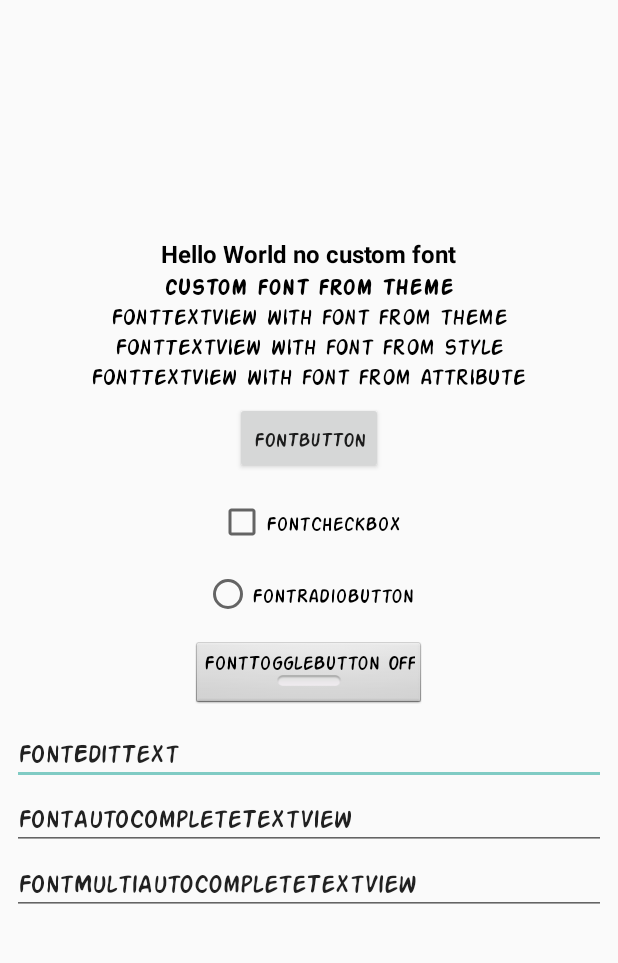
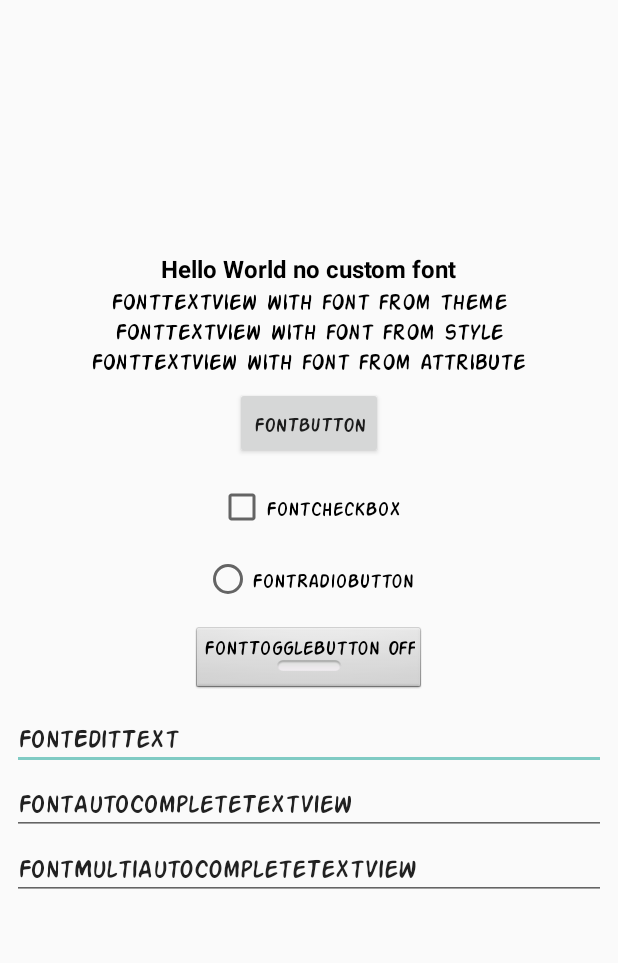
Before and after one commit to Pixplicity/letterpress, an Android app: the screen it shows after launch (MainActivity), on a phone screen of 412 x 824 dp, the part 84-1047 px from its top. Run offline under Robolectric (Android 15) with nearby library versions, the phone set to English and light mode, and no system bars.

Commit message:
some small changes

```diff
--- a/app/src/main/res/layout/main_activity.xml
+++ b/app/src/main/res/layout/main_activity.xml
@@ -10,8 +10,7 @@
     <android.support.v7.widget.Toolbar
         android:id="@+id/toolbar"
         android:layout_width="match_parent"
-        android:layout_height="wrap_content"
-        app:elevation="4dp">
+        android:layout_height="wrap_content">
 
         <com.pixplicity.fontview.FontTextView
             android:id="@+id/toolbar_title"
@@ -33,17 +32,12 @@
             android:gravity="center"
             android:orientation="vertical"
             android:padding="8dp">
-        <TextView
-            android:layout_width="wrap_content"
-            android:layout_height="wrap_content"
-            android:textStyle="bold"
-            android:text="Hello World no custom font" />
 
-        <com.pixplicity.fontview.FontTextView
-            android:layout_width="wrap_content"
-            android:layout_height="wrap_content"
-            android:textStyle="bold"
-            android:text="custom font from theme" />
+            <TextView
+                android:layout_width="wrap_content"
+                android:layout_height="wrap_content"
+                android:text="Hello World no custom font"
+                android:textStyle="bold"/>
 
             <com.pixplicity.fontview.FontAppCompatTextView
                 android:layout_width="wrap_content"
--- a/library/src/main/java/com/pixplicity/fontview/FontAppCompatAutoCompleteTextView.java
+++ b/library/src/main/java/com/pixplicity/fontview/FontAppCompatAutoCompleteTextView.java
@@ -30,7 +30,7 @@ public class FontAppCompatAutoCompleteTextView extends AppCompatAutoCompleteText
     }
 
     private void setCustomTypeface(AttributeSet attrs, int defStyle) {
-        final Typeface tf = FontUtil.getTypeface(this, attrs, defStyle);
+        final Typeface tf = FontUtil.getTypeface(getContext(), attrs, defStyle);
         setCustomTypeface(tf);
     }
     private void setCustomTypeface(Typeface tf) {
--- a/library/src/main/java/com/pixplicity/fontview/FontAppCompatButton.java
+++ b/library/src/main/java/com/pixplicity/fontview/FontAppCompatButton.java
@@ -29,7 +29,7 @@ public class FontAppCompatButton extends AppCompatButton {
     }
 
     private void setCustomTypeface(AttributeSet attrs, int defStyle) {
-        final Typeface tf = FontUtil.getTypeface(this, attrs, defStyle);
+        final Typeface tf = FontUtil.getTypeface(getContext(), attrs, defStyle);
         setCustomTypeface(tf);
     }
 
--- a/library/src/main/java/com/pixplicity/fontview/FontAppCompatCheckBox.java
+++ b/library/src/main/java/com/pixplicity/fontview/FontAppCompatCheckBox.java
@@ -30,7 +30,7 @@ public class FontAppCompatCheckBox extends AppCompatCheckBox {
     }
 
     private void setCustomTypeface(AttributeSet attrs, int defStyle) {
-        final Typeface tf = FontUtil.getTypeface(this, attrs, defStyle);
+        final Typeface tf = FontUtil.getTypeface(getContext(), attrs, defStyle);
         setCustomTypeface(tf);
     }
 
--- a/library/src/main/java/com/pixplicity/fontview/FontAppCompatCheckedTextView.java
+++ b/library/src/main/java/com/pixplicity/fontview/FontAppCompatCheckedTextView.java
@@ -37,7 +37,7 @@ public class FontAppCompatCheckedTextView extends AppCompatCheckedTextView {
     }
 
     private void setCustomTypeface(AttributeSet attrs, int defStyle) {
-        final Typeface tf = FontUtil.getTypeface(this, attrs, defStyle);
+        final Typeface tf = FontUtil.getTypeface(getContext(), attrs, defStyle);
         setCustomTypeface(tf);
     }
 
--- a/library/src/main/java/com/pixplicity/fontview/FontAppCompatEditText.java
+++ b/library/src/main/java/com/pixplicity/fontview/FontAppCompatEditText.java
@@ -29,7 +29,7 @@ public class FontAppCompatEditText extends AppCompatEditText {
     }
 
     private void setCustomTypeface(AttributeSet attrs, int defStyle) {
-        final Typeface tf = FontUtil.getTypeface(this, attrs, defStyle);
+        final Typeface tf = FontUtil.getTypeface(getContext(), attrs, defStyle);
         setCustomTypeface(tf);
     }
 
--- a/library/src/main/java/com/pixplicity/fontview/FontAppCompatMultiAutoCompleteTextView.java
+++ b/library/src/main/java/com/pixplicity/fontview/FontAppCompatMultiAutoCompleteTextView.java
@@ -30,7 +30,7 @@ public class FontAppCompatMultiAutoCompleteTextView extends AppCompatMultiAutoCo
     }
 
     private void setCustomTypeface(AttributeSet attrs, int defStyle) {
-        final Typeface tf = FontUtil.getTypeface(this, attrs, defStyle);
+        final Typeface tf = FontUtil.getTypeface(getContext(), attrs, defStyle);
         setCustomTypeface(tf);
     }
 
--- a/library/src/main/java/com/pixplicity/fontview/FontAppCompatRadioButton.java
+++ b/library/src/main/java/com/pixplicity/fontview/FontAppCompatRadioButton.java
@@ -29,7 +29,7 @@ public class FontAppCompatRadioButton extends AppCompatRadioButton {
     }
 
     private void setCustomTypeface(AttributeSet attrs, int defStyle) {
-        final Typeface tf = FontUtil.getTypeface(this, attrs, defStyle);
+        final Typeface tf = FontUtil.getTypeface(getContext(), attrs, defStyle);
         setCustomTypeface(tf);
     }
 
--- a/library/src/main/java/com/pixplicity/fontview/FontAppCompatTextView.java
+++ b/library/src/main/java/com/pixplicity/fontview/FontAppCompatTextView.java
@@ -30,7 +30,7 @@ public class FontAppCompatTextView extends AppCompatTextView {
     }
 
     private void setCustomTypeface(AttributeSet attrs, int defStyle) {
-        final Typeface tf = FontUtil.getTypeface(this, attrs, defStyle);
+        final Typeface tf = FontUtil.getTypeface(getContext(), attrs, defStyle);
         setCustomTypeface(tf);
     }
 
--- a/library/src/main/java/com/pixplicity/fontview/FontAutoCompleteTextView.java
+++ b/library/src/main/java/com/pixplicity/fontview/FontAutoCompleteTextView.java
@@ -42,7 +42,7 @@ public class FontAutoCompleteTextView extends AutoCompleteTextView {
     }
 
     private void setCustomTypeface(AttributeSet attrs, int defStyle) {
-        final Typeface tf = FontUtil.getTypeface(this, attrs, defStyle);
+        final Typeface tf = FontUtil.getTypeface(getContext(), attrs, defStyle);
         setCustomTypeface(tf);
     }
 
--- a/library/src/main/java/com/pixplicity/fontview/FontButton.java
+++ b/library/src/main/java/com/pixplicity/fontview/FontButton.java
@@ -13,7 +13,7 @@ import com.pixplicity.fontview.utils.FontUtil;
 /**
  * Extension of {@link Button} to cope with custom typefaces. Specify the desired
  * font using the
- * {@code font="myfont.ttf"} attribute, or specify it directly using {@link #setFont(String)}.
+ * {@code font="myfont.ttf"} attribute, or specify it directly using {@link #setCustomTypeface(String)}.
  * <p>
  * Typeface management is regulated through {@link FontUtil}.
  * </p>
@@ -43,7 +43,7 @@ public class FontButton extends Button {
     }
 
     private void setCustomTypeface(AttributeSet attrs, int defStyle) {
-        final Typeface tf = FontUtil.getTypeface(this, attrs, defStyle);
+        final Typeface tf = FontUtil.getTypeface(getContext(), attrs, defStyle);
         setCustomTypeface(tf);
     }
 
--- a/library/src/main/java/com/pixplicity/fontview/FontCheckBox.java
+++ b/library/src/main/java/com/pixplicity/fontview/FontCheckBox.java
@@ -13,7 +13,7 @@ import com.pixplicity.fontview.utils.FontUtil;
 /**
  * Extension of {@link CheckBox} to cope with custom typefaces. Specify the desired
  * font using the
- * {@code font="myfont.ttf"} attribute, or specify it directly using {@link #setFont(String)}.
+ * {@code font="myfont.ttf"} attribute, or specify it directly using {@link #setCustomTypeface(String)}.
  * <p>
  * Typeface management is regulated through {@link FontUtil}.
  * </p>
@@ -43,7 +43,7 @@ public class FontCheckBox extends CheckBox {
     }
 
     private void setCustomTypeface(AttributeSet attrs, int defStyle) {
-        final Typeface tf = FontUtil.getTypeface(this, attrs, defStyle);
+        final Typeface tf = FontUtil.getTypeface(getContext(), attrs, defStyle);
         setCustomTypeface(tf);
     }
 
--- a/library/src/main/java/com/pixplicity/fontview/FontCheckedTextView.java
+++ b/library/src/main/java/com/pixplicity/fontview/FontCheckedTextView.java
@@ -12,7 +12,7 @@ import com.pixplicity.fontview.utils.FontUtil;
 
 /**
  * Extension of {@link CheckedTextView} to cope with custom typefaces. Specify the desired font using the
- * {@code font="myfont.ttf"} attribute, or specify it directly using {@link #setFont(String)}.
+ * {@code font="myfont.ttf"} attribute, or specify it directly using {@link #setCustomTypeface(String)}.
  * <p>
  * Typeface management is regulated through {@link FontUtil}.
  * </p>
@@ -42,7 +42,7 @@ public class FontCheckedTextView extends CheckedTextView {
     }
 
     private void setCustomTypeface(AttributeSet attrs, int defStyle) {
-        final Typeface tf = FontUtil.getTypeface(this, attrs, defStyle);
+        final Typeface tf = FontUtil.getTypeface(getContext(), attrs, defStyle);
         setCustomTypeface(tf);
     }
 
--- a/library/src/main/java/com/pixplicity/fontview/FontCompoundButton.java
+++ b/library/src/main/java/com/pixplicity/fontview/FontCompoundButton.java
@@ -25,7 +25,7 @@ public class FontCompoundButton extends CompoundButton {
     }
 
     private void setCustomFont(AttributeSet attrs, int defStyle) {
-        FontUtil.getTypeface(this, attrs, defStyle);
+        FontUtil.getTypeface(getContext(), attrs, defStyle);
     }
 
     public void setCustomTypeface(String font) {
@@ -34,7 +34,7 @@ public class FontCompoundButton extends CompoundButton {
     }
 
     private void setCustomTypeface(AttributeSet attrs, int defStyle) {
-        final Typeface tf = FontUtil.getTypeface(this, attrs, defStyle);
+        final Typeface tf = FontUtil.getTypeface(getContext(), attrs, defStyle);
         setCustomTypeface(tf);
     }
 
--- a/library/src/main/java/com/pixplicity/fontview/FontEditText.java
+++ b/library/src/main/java/com/pixplicity/fontview/FontEditText.java
@@ -12,7 +12,7 @@ import com.pixplicity.fontview.utils.FontUtil;
 /**
  * Extension of {@link EditText} to cope with custom typefaces. Specify the desired
  * font using the
- * {@code font="myfont.ttf"} attribute, or specify it directly using {@link #setFont(String)}.
+ * {@code font="myfont.ttf"} attribute, or specify it directly using {@link #setCustomTypeface(String)}.
  * <p>
  * Typeface management is regulated through {@link FontUtil}.
  * </p>
@@ -42,7 +42,7 @@ public class FontEditText extends EditText {
     }
 
     private void setCustomTypeface(AttributeSet attrs, int defStyle) {
-        final Typeface tf = FontUtil.getTypeface(this, attrs, defStyle);
+        final Typeface tf = FontUtil.getTypeface(getContext(), attrs, defStyle);
         setCustomTypeface(tf);
     }
 
--- a/library/src/main/java/com/pixplicity/fontview/FontMultiAutoCompleteTextView.java
+++ b/library/src/main/java/com/pixplicity/fontview/FontMultiAutoCompleteTextView.java
@@ -30,7 +30,7 @@ public class FontMultiAutoCompleteTextView extends MultiAutoCompleteTextView {
     }
 
     private void setCustomTypeface(AttributeSet attrs, int defStyle) {
-        final Typeface tf = FontUtil.getTypeface(this, attrs, defStyle);
+        final Typeface tf = FontUtil.getTypeface(getContext(), attrs, defStyle);
         setCustomTypeface(tf);
     }
 
--- a/library/src/main/java/com/pixplicity/fontview/FontRadioButton.java
+++ b/library/src/main/java/com/pixplicity/fontview/FontRadioButton.java
@@ -12,7 +12,7 @@ import com.pixplicity.fontview.utils.FontUtil;
 /**
  * Extension of {@link android.widget.CheckBox} to cope with custom typefaces. Specify the desired
  * font using the
- * {@code font="myfont.ttf"} attribute, or specify it directly using {@link #setFont(String)}.
+ * {@code font="myfont.ttf"} attribute, or specify it directly using {@link #setCustomTypeface(String)}.
  * <p>
  * Typeface management is regulated through {@link FontUtil}.
  * </p>
@@ -42,7 +42,7 @@ public class FontRadioButton extends RadioButton {
     }
 
     private void setCustomTypeface(AttributeSet attrs, int defStyle) {
-        final Typeface tf = FontUtil.getTypeface(this, attrs, defStyle);
+        final Typeface tf = FontUtil.getTypeface(getContext(), attrs, defStyle);
         setCustomTypeface(tf);
     }
 
--- a/library/src/main/java/com/pixplicity/fontview/FontTextView.java
+++ b/library/src/main/java/com/pixplicity/fontview/FontTextView.java
@@ -41,7 +41,7 @@ public class FontTextView extends TextView {
     }
 
     private void setCustomTypeface(AttributeSet attrs, int defStyle) {
-        final Typeface tf = FontUtil.getTypeface(this, attrs, defStyle);
+        final Typeface tf = FontUtil.getTypeface(getContext(), attrs, defStyle);
         setCustomTypeface(tf);
     }
 
--- a/library/src/main/java/com/pixplicity/fontview/FontToggleButton.java
+++ b/library/src/main/java/com/pixplicity/fontview/FontToggleButton.java
@@ -30,7 +30,7 @@ public class FontToggleButton extends ToggleButton {
     }
 
     private void setCustomTypeface(AttributeSet attrs, int defStyle) {
-        final Typeface tf = FontUtil.getTypeface(this, attrs, defStyle);
+        final Typeface tf = FontUtil.getTypeface(getContext(), attrs, defStyle);
         setCustomTypeface(tf);
     }
 
--- a/library/src/main/java/com/pixplicity/fontview/utils/FontUtil.java
+++ b/library/src/main/java/com/pixplicity/fontview/utils/FontUtil.java
@@ -6,7 +6,6 @@ import android.graphics.Typeface;
 import android.support.annotation.NonNull;
 import android.text.TextUtils;
 import android.util.AttributeSet;
-import android.view.View;
 
 import com.pixplicity.fontview.R;
 
@@ -16,14 +15,13 @@ public final class FontUtil {
 
     private static final Hashtable<String, Typeface> TYPEFACES = new Hashtable<>();
 
-    private static String getFontFromAttributes(@NonNull View view, @NonNull AttributeSet attrs, int defStyle) {
+    private static String getFontFromAttributes(@NonNull Context context, @NonNull AttributeSet attrs, int defStyle) {
         String fontName = "";
         // Look up any layout-defined attributes
         // First obtain the textStyle
-        TypedArray a = view.getContext()
-                           .obtainStyledAttributes(attrs, new int[]{
-                                   android.R.attr.textStyle
-                           });
+        TypedArray a = context.obtainStyledAttributes(attrs, new int[]{
+                android.R.attr.textStyle
+        });
         int fontStyle = 0;
         for (int i = 0; i < a.getIndexCount(); i++) {
             int attr = a.getIndex(i);
@@ -36,7 +34,7 @@ public final class FontUtil {
 
         a.recycle();
         // Do the same for our custom attribute set
-        a = view.getContext().obtainStyledAttributes(
+        a = context.obtainStyledAttributes(
                 attrs, R.styleable.FontTextView, defStyle, 0);
 
         for (int i = 0; i < a.getIndexCount(); i++) {
@@ -71,8 +69,8 @@ public final class FontUtil {
         return fontName;
     }
 
-    public static Typeface getTypeface(@NonNull View view, @NonNull AttributeSet attrs, int defStyle) {
-        return getTypeface(view.getContext(), getFontFromAttributes(view, attrs, defStyle));
+    public static Typeface getTypeface(@NonNull Context context, @NonNull AttributeSet attrs, int defStyle) {
+        return getTypeface(context, getFontFromAttributes(context, attrs, defStyle));
     }
 
     public static Typeface getTypeface(@NonNull Context context, @NonNull String fontName) {
```
